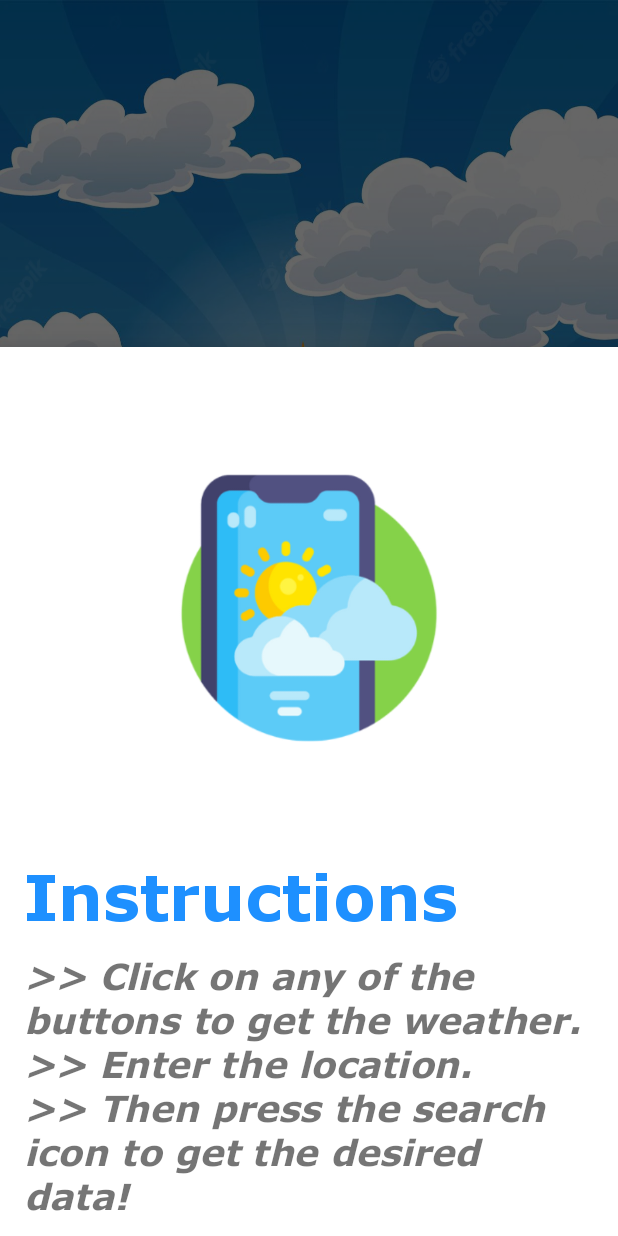
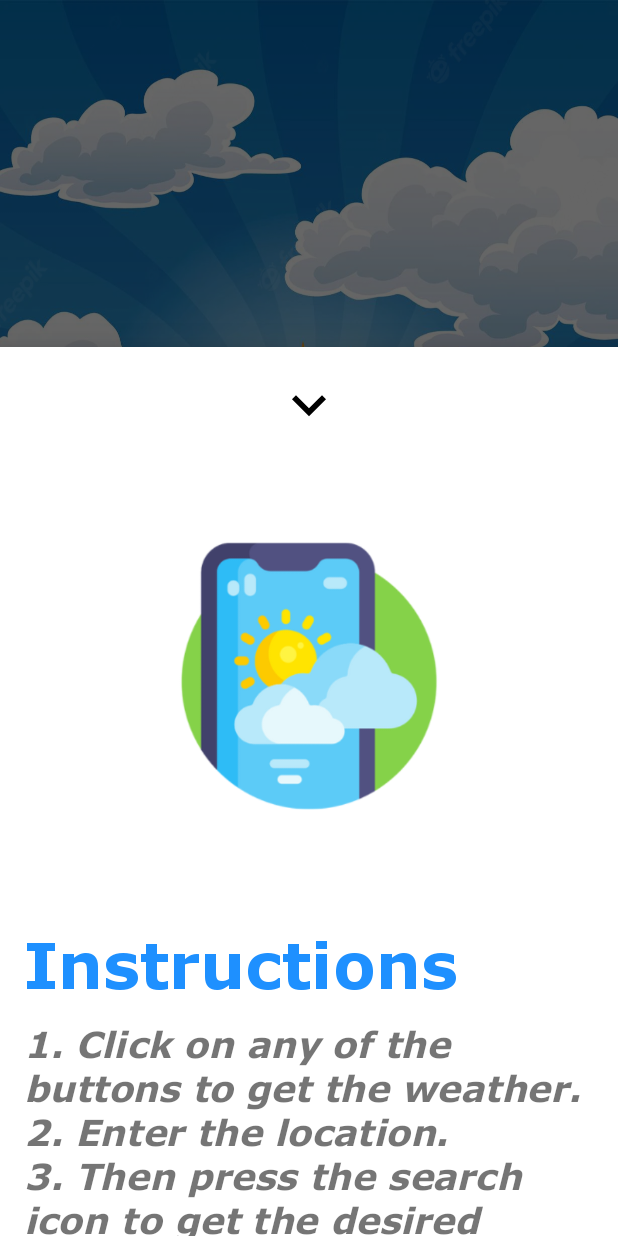
Before and after one commit to Hudairr/App2_HudaImran, an Android app: the screen it shows after launch (MainActivity2), after a tap on "INSTRUCTIONS", on a phone screen of 412 x 824 dp. Run offline under Robolectric (Android 15) with nearby library versions, the phone set to English and light mode, and no system bars.

Commit message:
Final Commit

```diff
--- /dev/null
+++ b/app/src/main/res/drawable/ic_arrow_down.xml
@@ -0,0 +1,5 @@
+<vector android:height="24dp" android:tint="#000000"
+    android:viewportHeight="24" android:viewportWidth="24"
+    android:width="24dp" xmlns:android="http://schemas.android.com/apk/res/android">
+    <path android:fillColor="@android:color/white" android:pathData="M7.41,8.59L12,13.17l4.59,-4.58L18,10l-6,6 -6,-6 1.41,-1.41z"/>
+</vector>
--- a/app/src/main/res/layout/bottomsheet_fragment.xml
+++ b/app/src/main/res/layout/bottomsheet_fragment.xml
@@ -8,6 +8,11 @@
     android:layout_gravity="center"
     android:padding="16dp"
     android:background="@color/white">
+
+    <ImageView
+        android:layout_width="match_parent"
+        android:layout_height="45dp"
+        android:src="@drawable/ic_arrow_down" />
 
     <ImageView
         android:id="@+id/imageView"
@@ -28,7 +33,7 @@
         android:layout_width="match_parent"
         android:layout_height="wrap_content"
         android:textSize="24dp"
-        android:text=">> Click on any of the buttons to get the weather.\n>> Enter the location.\n>> Then press the search icon to get the desired data!"
+        android:text="1. Click on any of the buttons to get the weather.\n2. Enter the location.\n3. Then press the search icon to get the desired data!\nP.s. Drag from the top to refresh the page!"
         android:textStyle="italic"
         android:fontFamily="@font/verdana"
         android:layout_marginTop="8dp"/>
```
